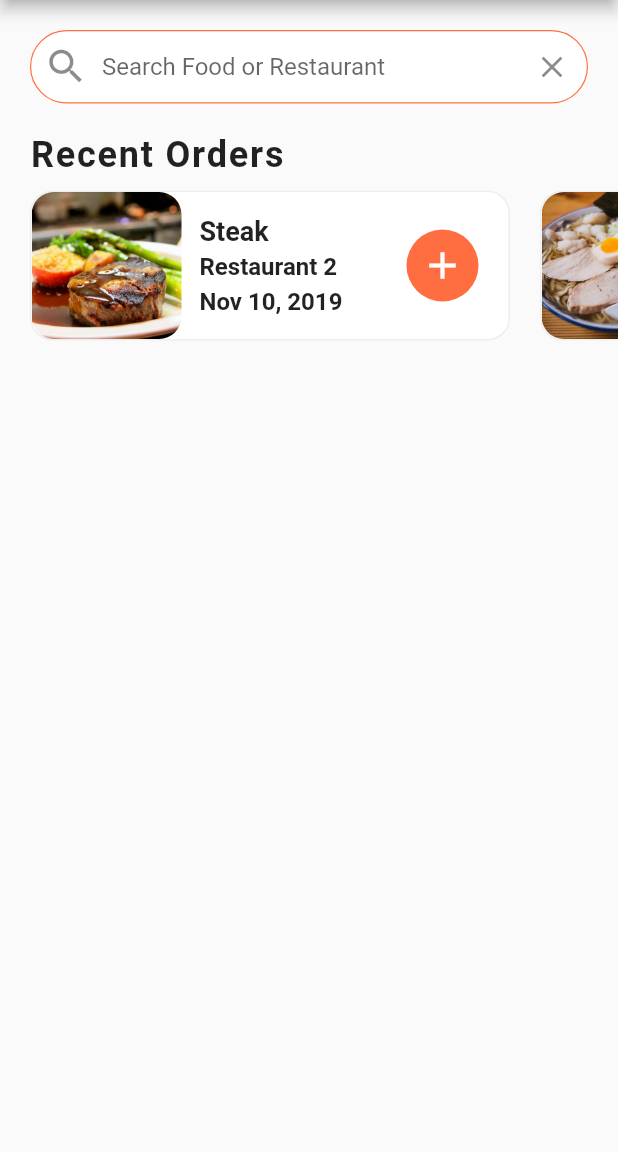
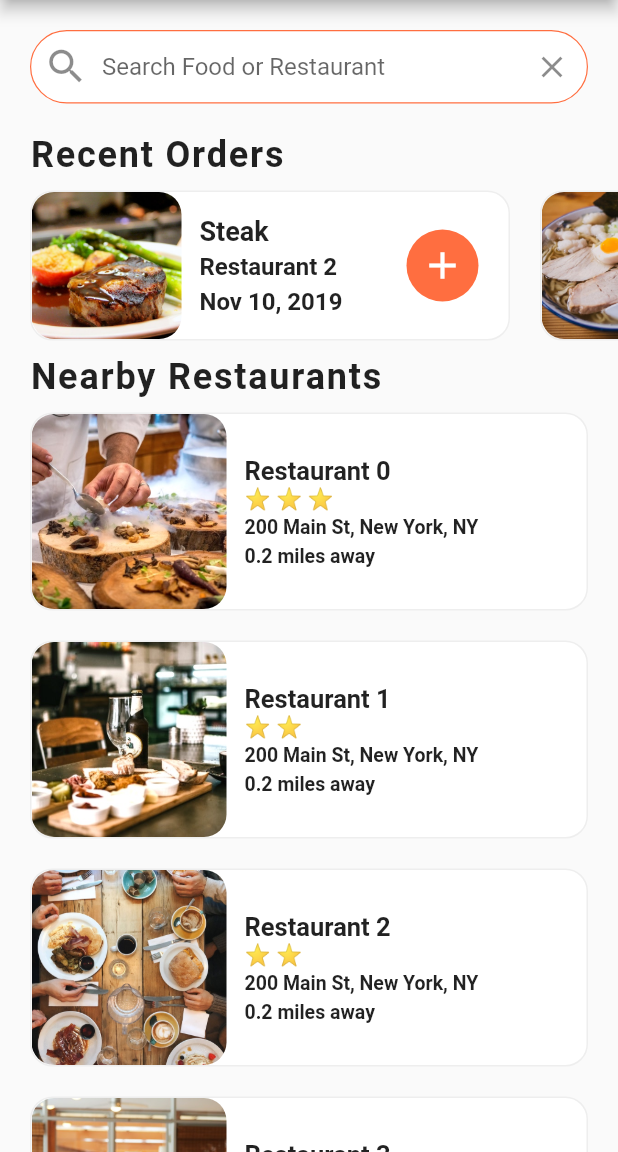
Before and after one commit to khadetou/food-delivery, a Flutter app: the screen it shows after launch, on a phone screen of 412 x 824 dp, the part 84-1236 px from its top. Run offline on Flutter 3.47's test engine with Material 2 defaults, Android fonts, the phone set to English and light mode, and no system bars.

Commit message:
restaurant rating

```diff
--- a/lib/data/data.dart
+++ b/lib/data/data.dart
@@ -74,7 +74,7 @@ final _restaurant4 = Restaurant(
     ],
     rating: 5);
 
-final List<Restaurant> restaurant = [
+final List<Restaurant> restaurants = [
   _restaurant0,
   _restaurant1,
   _restaurant2,
--- a/lib/screen/homScreen.dart
+++ b/lib/screen/homScreen.dart
@@ -1,6 +1,8 @@
 import 'package:flutter/material.dart';
+import 'package:food_delivery/widgets/rating_stars.dart';
 import '../data/data.dart';
 import '../widgets/recent_orders.dart';
+import '../models/restaurant.dart';
 
 class HomeScreen extends StatefulWidget {
   HomeScreen({Key? key}) : super(key: key);
@@ -10,6 +12,79 @@ class HomeScreen extends StatefulWidget {
 }
 
 class _HomeScreenState extends State<HomeScreen> {
+  _buildRestaurant() {
+    List<Widget> restaurantList = [];
+
+    restaurants.forEach((Restaurant restaurant) {
+      restaurantList.add(
+        Container(
+            margin: EdgeInsets.symmetric(horizontal: 20.0, vertical: 10.0),
+            decoration: BoxDecoration(
+              color: Colors.white,
+              borderRadius: BorderRadius.circular(15.0),
+              border: Border.all(
+                width: 1.0,
+                color: Colors.grey[200]!,
+              ),
+            ),
+            child: Row(
+              children: [
+                ClipRRect(
+                  borderRadius: BorderRadius.circular(15.0),
+                  child: Image(
+                    height: 130.0,
+                    width: 130.0,
+                    image: AssetImage(restaurant.imageUrl),
+                    fit: BoxFit.cover,
+                  ),
+                ),
+                Container(
+                  margin: EdgeInsets.all(12.0),
+                  child: Column(
+                    mainAxisAlignment: MainAxisAlignment.center,
+                    crossAxisAlignment: CrossAxisAlignment.start,
+                    children: [
+                      Text(
+                        restaurant.name,
+                        style: TextStyle(
+                          fontSize: 17.0,
+                          fontWeight: FontWeight.bold,
+                        ),
+                      ),
+                      RatingStar(restaurant.rating),
+                      SizedBox(
+                        height: 4.0,
+                      ),
+                      Text(
+                        restaurant.address,
+                        style: TextStyle(
+                          fontSize: 13.0,
+                          fontWeight: FontWeight.w600,
+                        ),
+                      ),
+                      SizedBox(
+                        height: 4.0,
+                      ),
+                      Text(
+                        '0.2 miles away',
+                        style: TextStyle(
+                          fontSize: 13.0,
+                          fontWeight: FontWeight.w600,
+                        ),
+                      ),
+                    ],
+                  ),
+                ),
+              ],
+            )),
+      );
+    });
+
+    return Column(
+      children: restaurantList,
+    );
+  }
+
   @override
   Widget build(BuildContext context) {
     return Scaffold(
@@ -69,6 +144,23 @@ class _HomeScreenState extends State<HomeScreen> {
             ),
           ),
           RecentOrders(),
+          Column(
+            crossAxisAlignment: CrossAxisAlignment.start,
+            children: [
+              Padding(
+                padding: EdgeInsets.symmetric(horizontal: 20.0),
+                child: Text(
+                  "Nearby Restaurants",
+                  style: TextStyle(
+                    fontSize: 24.0,
+                    fontWeight: FontWeight.w600,
+                    letterSpacing: 1.2,
+                  ),
+                ),
+              ),
+              _buildRestaurant(),
+            ],
+          ),
         ],
       ),
     );
--- /dev/null
+++ b/lib/widgets/rating_stars.dart
@@ -0,0 +1,16 @@
+import 'package:flutter/material.dart';
+
+class RatingStar extends StatelessWidget {
+  final int rating;
+  RatingStar(this.rating);
+
+  @override
+  Widget build(BuildContext context) {
+    String stars = '';
+    for (int i = 0; i < rating; i++) {
+      stars += '⭐ ';
+    }
+    stars.trim();
+    return Text(stars);
+  }
+}
```
